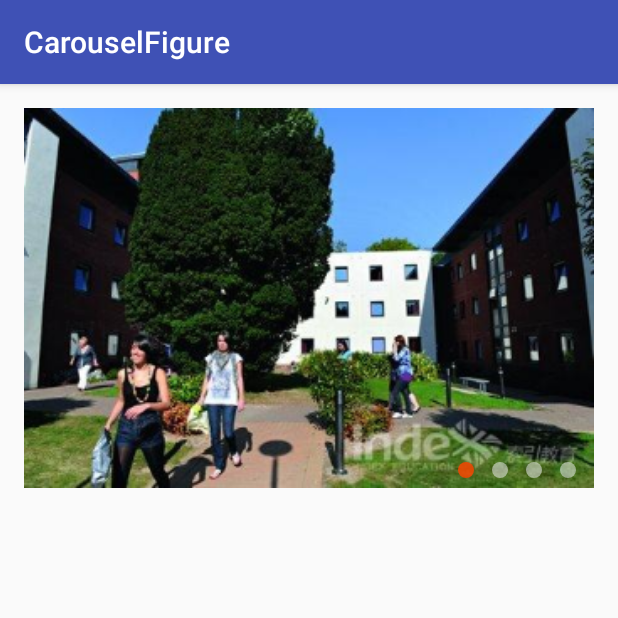
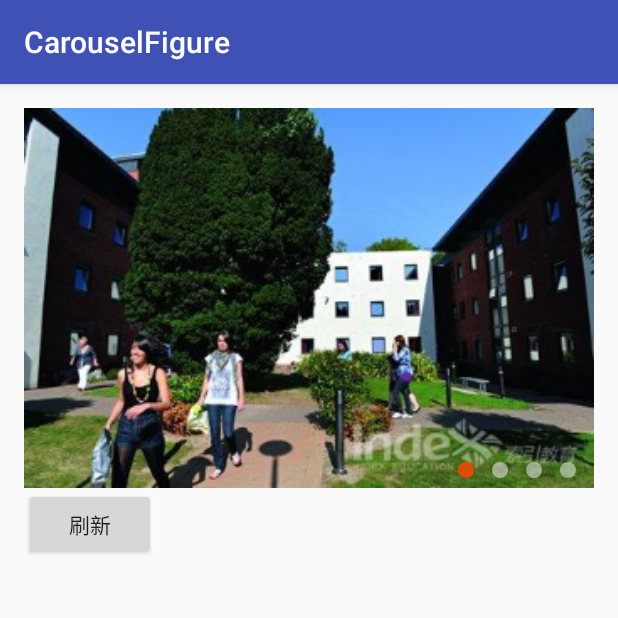
Before and after one commit to ljzdyh/CarouselFigure, an Android app: the screen it shows after launch (MainActivity), on a phone screen of 412 x 824 dp, the top half of it. Run offline under Robolectric (Android 15) with nearby library versions, the phone set to English and light mode, and no system bars.

Commit message:
create carouselFigure

```diff
--- a/app/src/main/java/com/awarmisland/d/carouselfigure/CarouselFigure.java
+++ b/app/src/main/java/com/awarmisland/d/carouselfigure/CarouselFigure.java
@@ -1,6 +1,9 @@
 package com.awarmisland.d.carouselfigure;
 
+import android.content.BroadcastReceiver;
 import android.content.Context;
+import android.content.Intent;
+import android.content.IntentFilter;
 import android.graphics.Bitmap;
 import android.graphics.BitmapFactory;
 import android.graphics.Canvas;
@@ -9,6 +12,7 @@ import android.graphics.Matrix;
 import android.graphics.Paint;
 import android.graphics.PointF;
 import android.util.AttributeSet;
+import android.util.Log;
 import android.view.MotionEvent;
 import android.view.View;
 
@@ -28,8 +32,9 @@ public class CarouselFigure extends View {
     private long SLID_IMG_INTERVALS=10;//滑动时间间隔
     private float SLID_IMG_INTERVAL_OFFSET=40f;//滑动间隔偏移量
     private float ALLOW_SLID_IMG_OFFSET = 50f;//允许滑动图片偏移量
+    private Context mContext;
     private List<Bitmap> imgList;//图片集合
-    private Set<Integer> handleIndex;//记录处理图片集合
+    private Set<Integer> handleIndexSet;//记录处理图片集合
     private int showIndex,pre_show_index,next_show_index;//显示图片索引值
     private Paint mPaint; //画笔
     private int mWidth; //整体宽度
@@ -42,29 +47,32 @@ public class CarouselFigure extends View {
     private boolean isAutoSliding;//正在自动轮播
     private boolean isGestureSliding;//手势拨动滑动
     private boolean isNextCycle;//是否轮播下一个周期
+    private boolean isRefreshing;//是否正在刷新数据
 
     private OnTopImageClickListeners onTopImageClickListeners; //点击图片监听
 
     public CarouselFigure(Context context) {
         super(context);
-        init();
+        init(context);
     }
 
     public CarouselFigure(Context context, AttributeSet attrs) {
         super(context, attrs);
-        init();
+        init(context);
     }
 
     public CarouselFigure(Context context, AttributeSet attrs, int defStyleAttr) {
         super(context, attrs, defStyleAttr);
-        init();
+        init(context);
     }
 
     @Override
     protected void onMeasure(int widthMeasureSpec, int heightMeasureSpec) {
         super.onMeasure(widthMeasureSpec, heightMeasureSpec);
+        //获取view宽高
         mWidth = MeasureSpec.getSize(widthMeasureSpec);
         mHeight = MeasureSpec.getSize(heightMeasureSpec);
+        //默认showindex对应图片适配后宽高，做轮播图整体宽高
         if(imgList!=null && imgList.size()>0){
             Bitmap bitmap = imgList.get(showIndex);
             float scale = (float)mWidth / bitmap.getWidth();
@@ -112,26 +120,62 @@ public class CarouselFigure extends View {
         drawCycle(canvas);
     }
 
+    /**
+     * view加载完成
+     */
     @Override
     protected void onAttachedToWindow() {
         super.onAttachedToWindow();
+        Log.i("KK","onAttachedToWindow");
+        //注册息屏，亮屏广播
+        IntentFilter filter = new IntentFilter();
+        filter.addAction(Intent.ACTION_SCREEN_ON);
+        filter.addAction(Intent.ACTION_SCREEN_OFF);
+        mContext.registerReceiver(receiver,filter);
         //自动轮播图片
         autoSlidImg();
     }
 
     /**
+     * 进出后台  关闭开启轮播
+     * @param hasWindowFocus
+     */
+    @Override
+    public void onWindowFocusChanged(boolean hasWindowFocus) {
+        super.onWindowFocusChanged(hasWindowFocus);
+        Log.i("KK","onWindowFocusChanged");
+        if(hasWindowFocus){
+            isAllowAutoSlid=true;
+        }else{
+            isAllowAutoSlid=false;
+        }
+    }
+
+    /**
+     * 取消注册广播
+     */
+    @Override
+    protected void onDetachedFromWindow() {
+        super.onDetachedFromWindow();
+        Log.i("KK","onDetachedFromWindow");
+        mContext.unregisterReceiver(receiver);
+    }
+
+    /**
      * 初始化参数
      */
-    private void init(){
+    private void init(Context context){
+        mContext = context;
         mPaint = new Paint();
         imgList = new ArrayList<>();
-        handleIndex = new HashSet<>();
+        handleIndexSet = new HashSet<>();
         startPoint = new PointF();
         nowPoint = new PointF();
         isAllowAutoSlid = true;
         isAutoSliding=false;
         isGestureSliding =false;
         isNextCycle = true;
+        isRefreshing=false;
         //默认图片
         imgList.add(BitmapFactory.decodeResource(getResources(), R.drawable.test1));
     }
@@ -143,6 +187,8 @@ public class CarouselFigure extends View {
      */
     @Override
     public boolean onTouchEvent(MotionEvent event) {
+        //正在刷新禁止触摸
+        if(isRefreshing){return true;}
         //正在自动轮播时，不能触发
         if(isAutoSliding||isGestureSliding){return true;}
         int action = event.getAction();
@@ -212,7 +258,7 @@ public class CarouselFigure extends View {
             public void run() {
                 try {
                     while (true){
-                        Thread.sleep(4000);
+                        Thread.sleep(4000);//每4秒轮播一次
                         if(isAllowAutoSlid){
                             post(autoSlidImgRunnable);
                         }
@@ -291,11 +337,22 @@ public class CarouselFigure extends View {
     }
 
     /**
+     * 重置回归原始
+     */
+    private void reInitValue(){
+        offset=0;
+        old_offset=0;
+        isNextCycle = true;
+        isGestureSliding =false;
+        startPoint = new PointF();
+        handleIndexSet.clear();
+    }
+    /**
      * 处理图片适配屏幕问题
      * @param drawIndex
      */
     private void handleImgWnH(int drawIndex) {
-        if (!handleIndex.contains(drawIndex)) {
+        if (!handleIndexSet.contains(drawIndex)) {
             Bitmap img = imgList.get(drawIndex);
             Matrix matrix = new Matrix();
             float scale_w = (float)mWidth / img.getWidth();
@@ -303,7 +360,7 @@ public class CarouselFigure extends View {
             matrix.setScale(scale_w, scale_h);
             Bitmap bitmap = Bitmap.createBitmap(img, 0, 0, img.getWidth(), img.getHeight(), matrix, true);
             imgList.set(drawIndex, bitmap);
-            handleIndex.add(drawIndex);
+            handleIndexSet.add(drawIndex);
         }
     }
 
@@ -343,12 +400,30 @@ public class CarouselFigure extends View {
         pxValue=(int)(dpValue*scale+0.5f);
         return pxValue;
     }
+
+    /**
+     * 息屏，亮屏 广播
+     */
+    private BroadcastReceiver receiver = new BroadcastReceiver() {
+        @Override
+        public void onReceive(Context context, Intent intent) {
+            String action = intent.getAction();
+            if(action.equals(Intent.ACTION_SCREEN_ON)){
+                Log.i("KK","亮屏");
+                isAllowAutoSlid=true;
+            }else if(action.equals(Intent.ACTION_SCREEN_OFF)){
+                Log.i("KK","息屏");
+                isAllowAutoSlid=false;
+            }
+        }
+    };
     /**
      * 设置图片列表
      * @param imgList
      */
     public void setImgList(List<Bitmap> imgList){
-        this.imgList=imgList;
+        this.imgList.clear();
+        this.imgList.addAll(imgList);
     }
 
     /**
@@ -357,6 +432,20 @@ public class CarouselFigure extends View {
      */
     public void setShowIndex(int showIndex){
         this.showIndex = showIndex;
+    }
+
+    /**
+     * 刷新数据
+     */
+    public void refreshContent(){
+        //正在刷新
+        isRefreshing=true;
+        //禁止自动轮播
+        isAllowAutoSlid=false;
+        reInitValue();
+        isAllowAutoSlid=true;
+        isRefreshing=false;
+        invalidate();
     }
 
     /**
--- a/app/src/main/java/com/awarmisland/d/carouselfigure/MainActivity.java
+++ b/app/src/main/java/com/awarmisland/d/carouselfigure/MainActivity.java
@@ -3,26 +3,40 @@ package com.awarmisland.d.carouselfigure;
 import android.content.Context;
 import android.graphics.Bitmap;
 import android.graphics.BitmapFactory;
+import android.os.Bundle;
 import android.support.v7.app.AppCompatActivity;
-import android.os.Bundle;
 import android.util.Log;
+import android.view.View;
+import android.widget.Button;
 
 import java.util.ArrayList;
 import java.util.List;
 
 public class MainActivity extends AppCompatActivity {
+
     private Context context;
     @Override
     protected void onCreate(Bundle savedInstanceState) {
         super.onCreate(savedInstanceState);
         setContentView(R.layout.activity_main);
         context=this;
-        CarouselFigure carouselFigure = (CarouselFigure) findViewById(R.id.carouselFigure);
-        List<Bitmap> imgList = new ArrayList<Bitmap>();
+        final CarouselFigure carouselFigure = (CarouselFigure) findViewById(R.id.carouselFigure);
+        Button btn_refresh = (Button) findViewById(R.id.btn_refresh);
+        List<Bitmap> imgList = new ArrayList<>();
+        final List<Bitmap> refresh_imgList = new ArrayList<>();
         imgList.add(BitmapFactory.decodeResource(getResources(),R.drawable.test1));
         imgList.add(BitmapFactory.decodeResource(getResources(),R.drawable.test2));
         imgList.add(BitmapFactory.decodeResource(getResources(),R.drawable.test3));
         imgList.add(BitmapFactory.decodeResource(getResources(),R.drawable.test4));
+
+        //更换数据源
+        refresh_imgList.add(BitmapFactory.decodeResource(getResources(),R.drawable.test2_1));
+        refresh_imgList.add(BitmapFactory.decodeResource(getResources(),R.drawable.test2_2));
+        refresh_imgList.add(BitmapFactory.decodeResource(getResources(),R.drawable.test2_3));
+        refresh_imgList.add(BitmapFactory.decodeResource(getResources(),R.drawable.test2_4));
+        refresh_imgList.add(BitmapFactory.decodeResource(getResources(),R.drawable.test2_5));
+        refresh_imgList.add(BitmapFactory.decodeResource(getResources(),R.drawable.test2_6));
+
         carouselFigure.setImgList(imgList);
         carouselFigure.setShowIndex(0);
         carouselFigure.setOnTopImageClickListeners(new CarouselFigure.OnTopImageClickListeners() {
@@ -31,5 +45,13 @@ public class MainActivity extends AppCompatActivity {
                 Log.i("tag","index: "+showIndex);
             }
         });
+        btn_refresh.setOnClickListener(new View.OnClickListener() {
+            @Override
+            public void onClick(View v) {
+                carouselFigure.setShowIndex(5);
+                carouselFigure.setImgList(refresh_imgList);
+                carouselFigure.refreshContent();
+            }
+        });
     }
 }
--- a/app/src/main/res/layout/activity_main.xml
+++ b/app/src/main/res/layout/activity_main.xml
@@ -1,5 +1,5 @@
 <?xml version="1.0" encoding="utf-8"?>
-<RelativeLayout xmlns:android="http://schemas.android.com/apk/res/android"
+<LinearLayout xmlns:android="http://schemas.android.com/apk/res/android"
     xmlns:tools="http://schemas.android.com/tools"
     android:layout_width="match_parent"
     android:layout_height="match_parent"
@@ -7,10 +7,17 @@
     android:paddingLeft="@dimen/activity_horizontal_margin"
     android:paddingRight="@dimen/activity_horizontal_margin"
     android:paddingTop="@dimen/activity_vertical_margin"
-    tools:context="com.awarmisland.d.carouselfigure.MainActivity">
+    android:orientation="vertical">
 
      <com.awarmisland.d.carouselfigure.CarouselFigure
          android:id="@+id/carouselFigure"
          android:layout_width="match_parent"
-         android:layout_height="wrap_content" />
-</RelativeLayout>
+         android:layout_height="wrap_content"
+         ></com.awarmisland.d.carouselfigure.CarouselFigure>
+
+     <Button
+         android:id="@+id/btn_refresh"
+         android:layout_width="wrap_content"
+         android:layout_height="wrap_content"
+         android:text="刷新"/>
+</LinearLayout>
```
Also changed, not shown: app/src/main/res/drawable-xhdpi/test2_1.jpg (added), app/src/main/res/drawable-xhdpi/test2_2.jpg (added), app/src/main/res/drawable-xhdpi/test2_3.jpg (added), app/src/main/res/drawable-xhdpi/test2_4.jpg (added), app/src/main/res/drawable-xhdpi/test2_5.jpg (added), app/src/main/res/drawable-xhdpi/test2_6.jpg (added).
